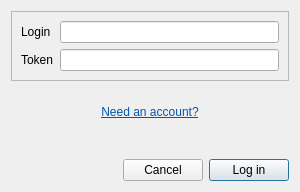
This is mapflow/static/ui/login_dialog.ui in Geoalert/mapflow-qgis as Qt 5 draws it before an edit. The edited form follows.
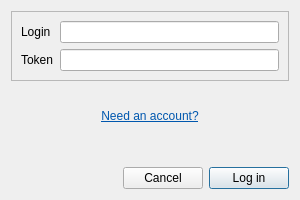
This is the edited form. Custom widgets are drawn as their Qt base class.

Commit message: improv: make login dlg slightly taller

What changed in the file:
```diff
--- a/mapflow/static/ui/login_dialog.ui
+++ b/mapflow/static/ui/login_dialog.ui
@@ -7,7 +7,7 @@
     <x>0</x>
     <y>0</y>
     <width>300</width>
-    <height>192</height>
+    <height>200</height>
    </rect>
   </property>
   <property name="sizePolicy">
@@ -19,13 +19,13 @@
   <property name="minimumSize">
    <size>
     <width>300</width>
-    <height>192</height>
+    <height>200</height>
    </size>
   </property>
   <property name="maximumSize">
    <size>
     <width>300</width>
-    <height>192</height>
+    <height>200</height>
    </size>
   </property>
   <property name="windowTitle">
```
